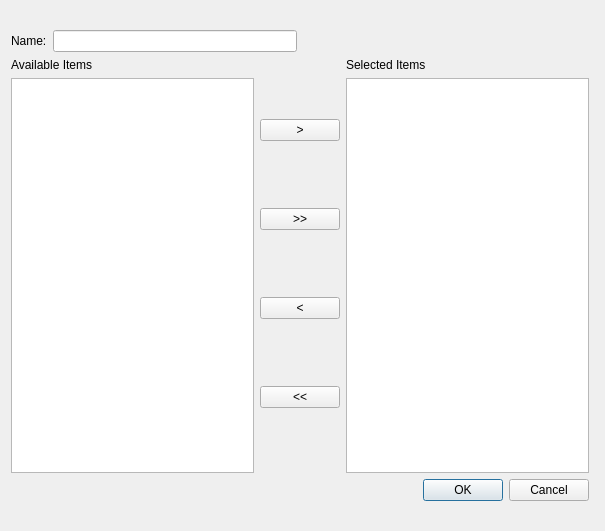
Qt form src/libs/gui/ui/editcolumnformatdialog.ui (mannd/epsimulator) before a commit.
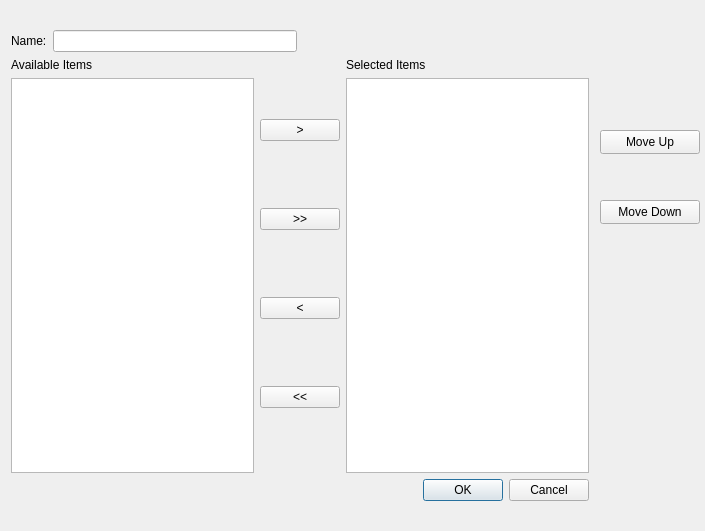
The same form after that commit. Icons and pictures are not drawn.

Commit message: added up and down item movement functionality to ListSelector

The edit to the form file:
```diff
--- a/src/libs/gui/ui/editcolumnformatdialog.ui
+++ b/src/libs/gui/ui/editcolumnformatdialog.ui
@@ -6,7 +6,7 @@
    <rect>
     <x>0</x>
     <y>0</y>
-    <width>605</width>
+    <width>705</width>
     <height>531</height>
    </rect>
   </property>
@@ -122,6 +122,46 @@
     </item>
    </layout>
   </widget>
+  <widget class="QPushButton" name="moveUpButton">
+   <property name="geometry">
+    <rect>
+     <x>600</x>
+     <y>130</y>
+     <width>100</width>
+     <height>24</height>
+    </rect>
+   </property>
+   <property name="toolTip">
+    <string>Move selected item up the list</string>
+   </property>
+   <property name="text">
+    <string>Move Up</string>
+   </property>
+   <property name="icon">
+    <iconset resource="../../../resources/resources.qrc">
+     <normaloff>:/images/h32-uparrow.png</normaloff>:/images/h32-uparrow.png</iconset>
+   </property>
+  </widget>
+  <widget class="QPushButton" name="moveDownButton">
+   <property name="geometry">
+    <rect>
+     <x>600</x>
+     <y>200</y>
+     <width>100</width>
+     <height>24</height>
+    </rect>
+   </property>
+   <property name="toolTip">
+    <string>Move selected item down the list</string>
+   </property>
+   <property name="text">
+    <string>Move Down</string>
+   </property>
+   <property name="icon">
+    <iconset resource="../../../resources/resources.qrc">
+     <normaloff>:/images/h32-downarrow.png</normaloff>:/images/h32-downarrow.png</iconset>
+   </property>
+  </widget>
  </widget>
  <resources/>
  <connections>
```
Left out of the diff: 24 changed lines with no effect on the pictures. The commit also changes 7 other files.
